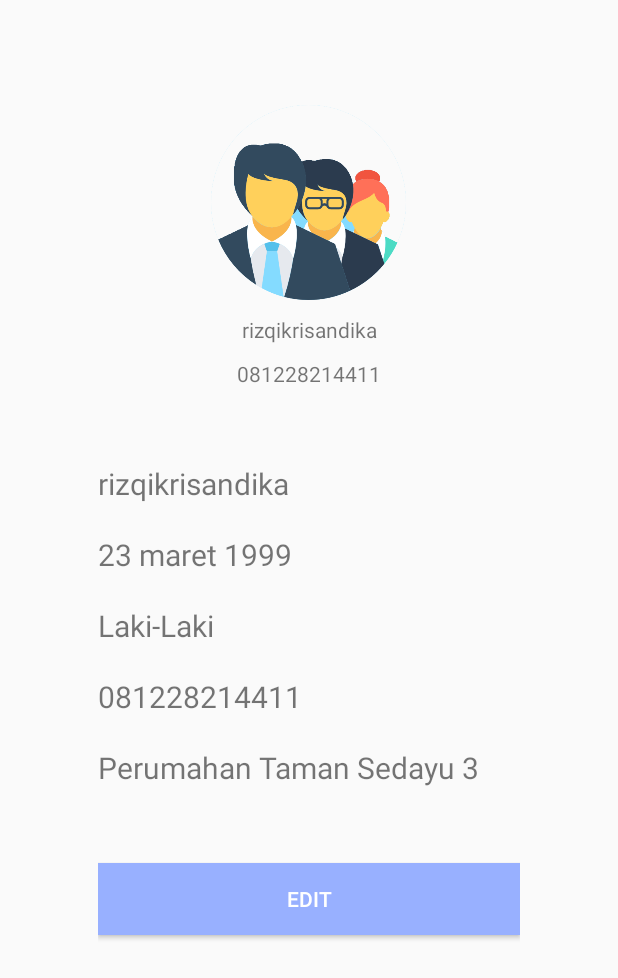
After one commit to rizqikrisandika/Android-Gaslon, an Android app: the layout activity_profile.xml on its own in the app's theme, with its tools: preview values and no code run, on a phone screen of 412 x 824 dp. The commit adds this screen. Shown: the top 978 px of the screen. Run offline under Robolectric (Android 15) with nearby library versions, the phone set to English and light mode, and no system bars.

Commit message:
add profile

```diff
--- /dev/null
+++ b/app/src/main/res/layout/activity_profile.xml
@@ -0,0 +1,91 @@
+<?xml version="1.0" encoding="utf-8"?>
+<LinearLayout xmlns:android="http://schemas.android.com/apk/res/android"
+    xmlns:app="http://schemas.android.com/apk/res-auto"
+    xmlns:tools="http://schemas.android.com/tools"
+    android:layout_width="match_parent"
+    android:layout_height="match_parent"
+    android:orientation="vertical"
+    tools:context=".profile">
+
+    <LinearLayout
+        android:layout_width="match_parent"
+        android:layout_height="match_parent"
+        android:layout_marginLeft="65dp"
+        android:layout_marginRight="65dp"
+        android:orientation="vertical">
+
+        <ImageView
+            android:id="@+id/imageView"
+            android:layout_width="130dp"
+            android:layout_height="130dp"
+            android:layout_marginTop="70dp"
+            android:layout_gravity="center"
+            app:srcCompat="@drawable/team" />
+        <TextView
+            android:layout_width="match_parent"
+            android:layout_height="wrap_content"
+            android:id="@+id/profil_nama"
+            android:text="rizqikrisandika"
+            android:gravity="center"
+            android:layout_marginTop="10dp"/>
+        <TextView
+            android:layout_width="match_parent"
+            android:layout_height="wrap_content"
+            android:id="@+id/profil_hp"
+            android:text="081228214411"
+            android:gravity="center"
+            android:layout_marginTop="10dp"/>
+
+        <TextView
+            android:layout_width="match_parent"
+            android:layout_height="wrap_content"
+            android:id="@+id/nama"
+            android:text="rizqikrisandika"
+            android:textSize="20sp"
+            android:layout_marginTop="50dp"/>
+
+        <TextView
+            android:layout_width="match_parent"
+            android:layout_height="wrap_content"
+            android:id="@+id/tgl_lahir"
+            android:text="23 maret 1999"
+            android:textSize="20sp"
+            android:layout_marginTop="20dp"/>
+
+        <TextView
+            android:layout_width="match_parent"
+            android:layout_height="wrap_content"
+            android:id="@+id/jenis_kelamin"
+            android:text="Laki-Laki"
+            android:textSize="20sp"
+            android:layout_marginTop="20dp"/>
+        <TextView
+            android:layout_width="match_parent"
+            android:layout_height="wrap_content"
+            android:id="@+id/no_hp"
+            android:text="081228214411"
+            android:textSize="20sp"
+            android:layout_marginTop="20dp"/>
+
+        <TextView
+            android:layout_width="match_parent"
+            android:layout_height="wrap_content"
+            android:id="@+id/alamat"
+            android:text="Perumahan Taman Sedayu 3"
+            android:textSize="20sp"
+            android:layout_marginTop="20dp"/>
+
+
+
+        <Button
+            android:id="@+id/login"
+            android:layout_width="match_parent"
+            android:layout_height="wrap_content"
+            android:layout_marginTop="50dp"
+            android:background="@color/bakcground"
+            android:textColor="@android:color/white"
+            android:text="Edit" />
+
+    </LinearLayout>
+
+</LinearLayout>
--- a/app/src/main/res/values/colors.xml
+++ b/app/src/main/res/values/colors.xml
@@ -3,4 +3,5 @@
     <color name="colorPrimary">#008577</color>
     <color name="colorPrimaryDark">#00574B</color>
     <color name="colorAccent">#D81B60</color>
+    <color name="bakcground">#98B0FF</color>
 </resources>
```
Also changed, not shown: app/src/main/AndroidManifest.xml (+4 -3 lines), app/src/main/res/layout/activity_login.xml (+30 -15 lines), app/src/main/res/layout/activity_signup.xml (+13 -11 lines), app/src/main/res/drawable/team.png (added).
